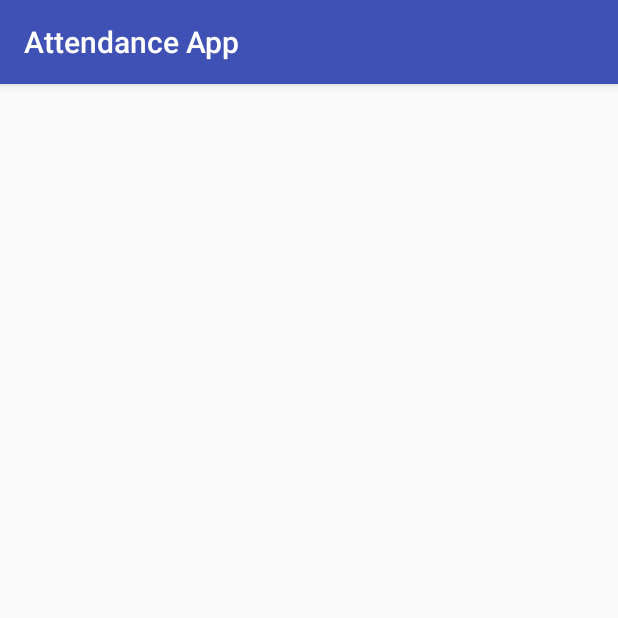
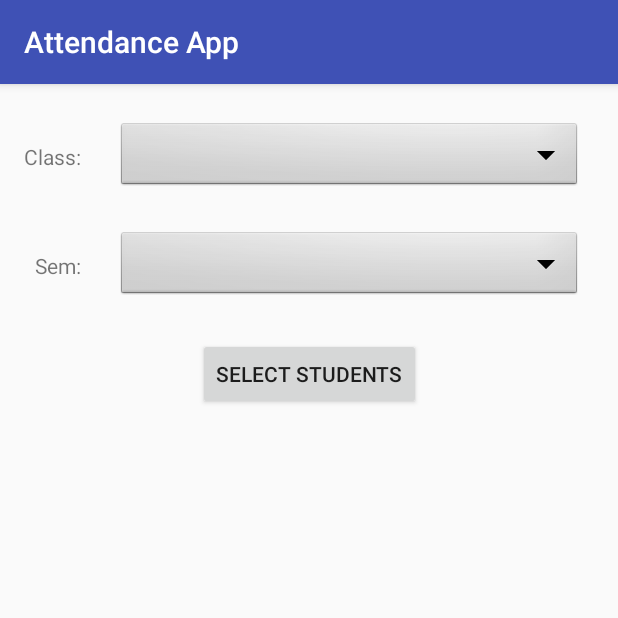
Before and after one commit to SAM33RG/AttendanceApp, an Android app: the DeleteStudentsShowClass screen opened directly, with no data from a screen before it, on a phone screen of 412 x 824 dp, the top half of it. Run offline under Robolectric (Android 15) with nearby library versions, the phone set to English and light mode, and no system bars; our stand-ins replace Firebase (no records; nobody signed in at launch, a user with empty details on screens opened directly).

Commit message:
added sem data for delete students

```diff
--- a/app/src/main/java/app/attendanceapp/attendanceapp/DeleteStudentForClass.java
+++ b/app/src/main/java/app/attendanceapp/attendanceapp/DeleteStudentForClass.java
@@ -37,6 +37,7 @@
 
         bundle = getIntent().getExtras();
         final String name = bundle.getString("className");
+        final String sem =  bundle.getString("sem");
         Toast.makeText(this, "name " +name,Toast.LENGTH_SHORT).show();
 
         database = FirebaseDatabase.getInstance();
@@ -56,7 +57,7 @@
                 nameList = adapter.getList();
                 for (int i=0; i<nameList.size();i++){
                     if (nameList.get(i).toBeDeleted){
-                        myRef.child("users").child(FirebaseAuth.getInstance().getUid()).child("class").child(name).child("data").child(nameList.get(i).rollno).removeValue();
+                        myRef.child("users").child(FirebaseAuth.getInstance().getUid()).child("class").child(name).child("sem").child(sem).child("data").child(nameList.get(i).rollno).removeValue();
                     }
                     if (i == nameList.size()-1){
                         finish();
@@ -65,7 +66,8 @@
             }
         });
 
-        myRef.child("users").child(FirebaseAuth.getInstance().getUid()).child("class").child(name).child("data").addChildEventListener(new ChildEventListener() {
+
+        myRef.child("users").child(FirebaseAuth.getInstance().getUid()).child("class").child(name).child("sem").child(sem).child("data").addChildEventListener(new ChildEventListener() {
             @Override
             public void onChildAdded(DataSnapshot dataSnapshot, String s) {
                 Map<String, String> map= (Map <String, String>) dataSnapshot.getValue();
--- a/app/src/main/java/app/attendanceapp/attendanceapp/DeleteStudentsShowClass.java
+++ b/app/src/main/java/app/attendanceapp/attendanceapp/DeleteStudentsShowClass.java
@@ -1,11 +1,15 @@
 package app.attendanceapp.attendanceapp;
 
+import android.content.Intent;
 import android.support.v7.app.AppCompatActivity;
 import android.os.Bundle;
 import android.support.v7.widget.LinearLayoutManager;
 import android.support.v7.widget.RecyclerView;
 import android.view.View;
+import android.widget.AdapterView;
+import android.widget.ArrayAdapter;
 import android.widget.Button;
+import android.widget.Spinner;
 
 import com.google.firebase.auth.FirebaseAuth;
 import com.google.firebase.database.ChildEventListener;
@@ -20,10 +24,14 @@
 public class DeleteStudentsShowClass extends AppCompatActivity {
 
     FirebaseDatabase database;
-    DatabaseReference myRef;
-    ArrayList<String> nameList;
-    RecyclerView recyclerView;
-    AllClassesAdapter adapter;
+    DatabaseReference myRef, semRef;
+    ArrayList<String>nameList, semList;
+    /*RecyclerView recyclerView;
+    AllClassesAdapter adapter;*/
+    Spinner classSpinner, semSpinner;
+    ArrayAdapter<String> adapter, adapterForSem;
+    String className, semName;
+    Button addData;
 
 
     @Override
@@ -31,24 +39,45 @@
         super.onCreate(savedInstanceState);
         setContentView(R.layout.activity_delete_students_show_class);
 
+
         database = FirebaseDatabase.getInstance();
-        myRef = database.getReference("students");
+        myRef = database.getReference("class");
+        semRef = database.getReference("class");
+
         nameList = new ArrayList<>();
+        semList = new ArrayList<>();
         //nameList.add("123");
-        recyclerView =  (RecyclerView) findViewById(R.id.all_classes_recyler);
+        /*recyclerView =  (RecyclerView) findViewById(R.id.all_classes_recyler);
         recyclerView.setHasFixedSize(false);
         recyclerView.setLayoutManager(new LinearLayoutManager(this));
-        adapter =  new AllClassesAdapter(this,nameList,"delete students");
-        recyclerView.setAdapter(adapter);
+        adapter =  new AllClassesAdapter(this,nameList,"add student");
+        recyclerView.setAdapter(adapter);*/
+
+        classSpinner = (Spinner) findViewById(R.id.class_spinner);
+        semSpinner = (Spinner) findViewById(R.id.sem_spinner);
+        adapter = new ArrayAdapter<>(this, android.R.layout.simple_spinner_dropdown_item, nameList);
+        adapterForSem = new ArrayAdapter<>(this, android.R.layout.simple_spinner_dropdown_item, semList);
+        semSpinner.setAdapter(adapterForSem);
+        addData = (Button) findViewById(R.id.add_data);
+        addData.setOnClickListener(new View.OnClickListener() {
+            @Override
+            public void onClick(View view) {
+
+                startActivity(new Intent(getApplicationContext(),DeleteStudentForClass.class).putExtra("className",className).putExtra("sem",semName));
+            }
+        });
 
 
-        myRef.child("users").child(FirebaseAuth.getInstance().getUid()).child("class").child("sem").addChildEventListener(new ChildEventListener() {
+
+        myRef.child("users").child(FirebaseAuth.getInstance().getUid()).child("class").addChildEventListener(new ChildEventListener() {
             @Override
             public void onChildAdded(DataSnapshot dataSnapshot, String s) {
-                Map<String, String> map= (Map <String, String>) dataSnapshot.getValue();
-                nameList.add(map.get("name").toString());
+                // Map<String, String> map= (Map <String, String>) dataSnapshot.getValue();
+                nameList.add(dataSnapshot.getKey());
+                className =  dataSnapshot.getKey();
                 adapter.notifyDataSetChanged();
-                recyclerView.setAdapter(adapter);
+                classSpinner.setAdapter(adapter);
+                // Toast.makeText(getApplicationContext(),"found",Toast.LENGTH_SHORT).show();
             }
 
             @Override
@@ -72,6 +101,61 @@
             }
         });
 
+        classSpinner.setOnItemSelectedListener(new AdapterView.OnItemSelectedListener() {
+            @Override
+            public void onItemSelected(AdapterView<?> adapterView, View view, int position, long l) {
+                semList.clear();
+                semRef.child("users").child(FirebaseAuth.getInstance().getUid()).child("class").child(nameList.get(position)).child("sem").addChildEventListener(new ChildEventListener() {
+                    @Override
+                    public void onChildAdded(DataSnapshot dataSnapshot, String s) {
+                        Map<String, String> map= (Map <String, String>) dataSnapshot.getValue();
+                        semList.add(map.get("sem"));
+                        adapterForSem.notifyDataSetChanged();
+                        semSpinner.setAdapter(adapterForSem);
+                        // Toast.makeText(getApplicationContext(),"found",Toast.LENGTH_SHORT).show();
+                    }
+
+                    @Override
+                    public void onChildChanged(DataSnapshot dataSnapshot, String s) {
+
+                    }
+
+                    @Override
+                    public void onChildRemoved(DataSnapshot dataSnapshot) {
+
+                    }
+
+                    @Override
+                    public void onChildMoved(DataSnapshot dataSnapshot, String s) {
+
+                    }
+
+                    @Override
+                    public void onCancelled(DatabaseError databaseError) {
+
+                    }
+                });
+            }
+
+            @Override
+            public void onNothingSelected(AdapterView<?> adapterView) {
+
+            }
+
+
+        });
+
+        semSpinner.setOnItemSelectedListener(new AdapterView.OnItemSelectedListener() {
+            @Override
+            public void onItemSelected(AdapterView<?> adapterView, View view, int position, long l) {
+                semName = semList.get(position);
+            }
+
+            @Override
+            public void onNothingSelected(AdapterView<?> adapterView) {
+
+            }
+        });
 
     }
 
--- a/app/src/main/res/layout/activity_delete_students_show_class.xml
+++ b/app/src/main/res/layout/activity_delete_students_show_class.xml
@@ -5,13 +5,59 @@
     android:layout_width="match_parent"
     android:layout_height="match_parent"
     tools:context=".DeleteStudentsShowClass">
-    <android.support.v7.widget.RecyclerView
-        android:id="@+id/all_classes_recyler"
-        android:layout_width="match_parent"
-        android:layout_height="match_parent"
-        app:layout_constraintBottom_toBottomOf="parent"
+    <Spinner
+        android:id="@+id/class_spinner"
+        android:layout_width="0dp"
+        android:layout_height="wrap_content"
+        android:layout_marginEnd="24dp"
+        android:layout_marginStart="24dp"
+        android:layout_marginTop="24dp"
+        android:background="@android:drawable/btn_dropdown"
+        android:spinnerMode="dropdown"
+        app:layout_constraintEnd_toEndOf="parent"
+        app:layout_constraintStart_toEndOf="@+id/TV"
+        app:layout_constraintTop_toTopOf="parent" />
+
+    <TextView
+        android:id="@+id/TV"
+        android:layout_width="wrap_content"
+        android:layout_height="wrap_content"
+        android:layout_marginStart="16dp"
+        android:text="Class:"
+        app:layout_constraintBottom_toBottomOf="@+id/class_spinner"
+        app:layout_constraintStart_toStartOf="parent"
+        app:layout_constraintTop_toTopOf="@+id/class_spinner" />
+
+    <TextView
+        android:id="@+id/textView15"
+        android:layout_width="wrap_content"
+        android:layout_height="wrap_content"
+        android:text="Sem:"
+        app:layout_constraintBottom_toBottomOf="@+id/sem_spinner"
+        app:layout_constraintEnd_toEndOf="@+id/TV"
+        app:layout_constraintTop_toTopOf="@+id/sem_spinner" />
+
+    <Spinner
+        android:id="@+id/sem_spinner"
+        android:layout_width="0dp"
+        android:layout_height="wrap_content"
+        android:layout_marginEnd="24dp"
+        android:layout_marginStart="24dp"
+        android:layout_marginTop="24dp"
+        android:background="@android:drawable/btn_dropdown"
+        android:spinnerMode="dropdown"
+        app:layout_constraintEnd_toEndOf="parent"
+        app:layout_constraintStart_toEndOf="@+id/textView15"
+        app:layout_constraintTop_toBottomOf="@+id/class_spinner" />
+
+    <Button
+        android:id="@+id/add_data"
+        android:layout_width="wrap_content"
+        android:layout_height="wrap_content"
+        android:layout_marginTop="24dp"
+        android:text="Select Students"
         app:layout_constraintEnd_toEndOf="parent"
         app:layout_constraintStart_toStartOf="parent"
-        app:layout_constraintTop_toTopOf="parent" />
+        app:layout_constraintTop_toBottomOf="@+id/sem_spinner" />
 
 </android.support.constraint.ConstraintLayout>
```
